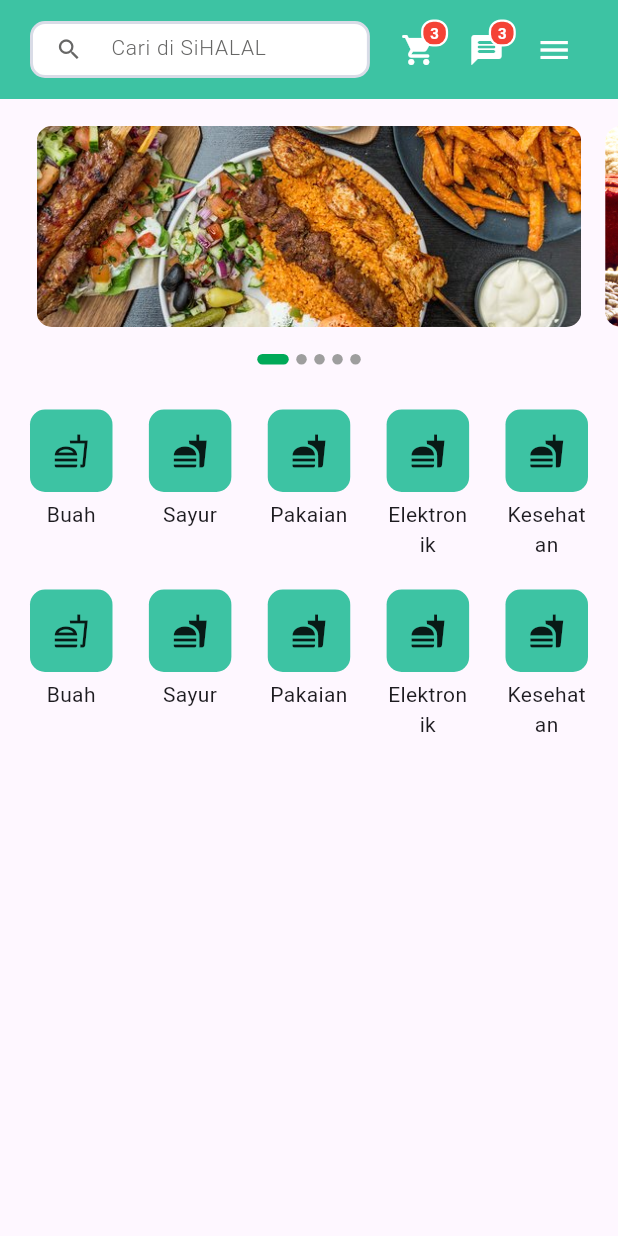
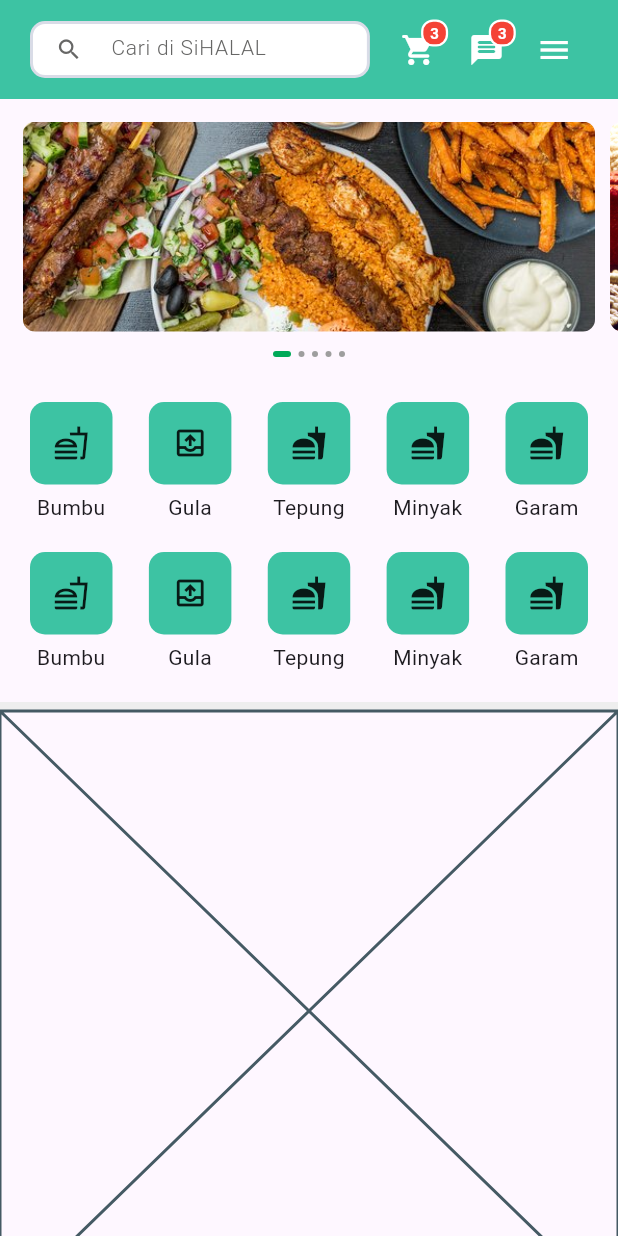
Before and after one commit to sibeux/flutter_mobile, a Flutter app: the screen it shows after launch, on a phone screen of 412 x 824 dp. Run offline on Flutter 3.47's test engine with Material 3 defaults, Android fonts, the light colour scheme and no system bars; drawn by our look-alikes of smooth_page_indicator; our stand-ins replace flutter_riverpod, google_fonts, transparent_image.

Commit message:
Update categories and image slider

```diff
--- a/lib/SiHALAL-ecommerce-app/components/dashboard/categories.dart
+++ b/lib/SiHALAL-ecommerce-app/components/dashboard/categories.dart
@@ -9,23 +9,23 @@ class Categories extends StatelessWidget {
     List<Map<String, dynamic>> categories = [
       {
         'icon': Icons.fastfood_outlined,
-        'title': 'Buah',
+        'title': 'Bumbu',
+      },
+      {
+        'icon': Icons.outbox_outlined,
+        'title': 'Gula',
       },
       {
         'icon': Icons.fastfood,
-        'title': 'Sayur',
+        'title': 'Tepung',
       },
       {
         'icon': Icons.fastfood,
-        'title': 'Pakaian',
+        'title': 'Minyak',
       },
       {
         'icon': Icons.fastfood,
-        'title': 'Elektronik',
-      },
-      {
-        'icon': Icons.fastfood,
-        'title': 'Kesehatan',
+        'title': 'Garam',
       },
     ];
 
--- a/lib/SiHALAL-ecommerce-app/components/dashboard/image_slider_dashboard.dart
+++ b/lib/SiHALAL-ecommerce-app/components/dashboard/image_slider_dashboard.dart
@@ -11,13 +11,18 @@ List<String> assets = [
 
 int currentindex = 0;
 
-final _pageController = PageController(initialPage: 0, viewportFraction: 0.92);
+final _pageController = PageController(initialPage: 0, viewportFraction: 0.95);
 
-class ImageSlider extends StatelessWidget {
+class ImageSlider extends StatefulWidget {
   const ImageSlider({
     super.key,
   });
 
+  @override
+  State<StatefulWidget> createState() => _ImageSliderState();
+}
+
+class _ImageSliderState extends State<ImageSlider> {
   @override
   Widget build(BuildContext context) {
     return Column(
@@ -26,7 +31,7 @@ class ImageSlider extends StatelessWidget {
           height: 150,
           width: MediaQuery.of(context).size.width,
           child: PageView.builder(
-            itemCount: 5,
+            // itemCount: 5,
             physics: const BouncingScrollPhysics(),
             controller: _pageController,
             onPageChanged: (value) {
@@ -34,13 +39,13 @@ class ImageSlider extends StatelessWidget {
             },
             itemBuilder: (context, index) {
               return Container(
-                margin: const EdgeInsets.all(8),
+                margin: const EdgeInsets.all(5),
                 clipBehavior: Clip.antiAlias,
                 decoration: BoxDecoration(
                     //  color: color[index],
-                    borderRadius: BorderRadius.circular(10)),
+                    borderRadius: BorderRadius.circular(8)),
                 child: Image.asset(
-                  assets[index],
+                  assets[index % 5],
                   fit: BoxFit.cover,
                 ),
               );
@@ -48,7 +53,7 @@ class ImageSlider extends StatelessWidget {
           ),
         ),
         const SizedBox(
-          height: 10,
+          height: 8,
         ),
         SmoothPageIndicator(
           controller: _pageController,
@@ -56,8 +61,8 @@ class ImageSlider extends StatelessWidget {
           effect: const ExpandingDotsEffect(
             activeDotColor: Color.fromARGB(255, 0, 169, 88),
             dotColor: Colors.grey,
-            dotHeight: 7,
-            dotWidth: 7,
+            dotHeight: 4,
+            dotWidth: 4,
             spacing: 5,
           ),
         )
--- /dev/null
+++ b/lib/SiHALAL-ecommerce-app/components/little_particle.dart
@@ -0,0 +1,13 @@
+import 'package:flutter/material.dart';
+
+class GreyLined extends StatelessWidget {
+  const GreyLined({super.key});
+
+  @override
+  Widget build(BuildContext context) {
+    return Container(
+      height: 6,
+      color: Colors.grey[200],
+    );
+  }
+}
--- a/lib/SiHALAL-ecommerce-app/screens/dashboard.dart
+++ b/lib/SiHALAL-ecommerce-app/screens/dashboard.dart
@@ -4,6 +4,7 @@ import 'package:flutter/material.dart';
 import 'package:flutter_mobile/SiHALAL-ecommerce-app/components/dashboard/categories.dart';
 import 'package:flutter_mobile/SiHALAL-ecommerce-app/components/dashboard/home_header.dart';
 import 'package:flutter_mobile/SiHALAL-ecommerce-app/components/dashboard/image_slider_dashboard.dart';
+import 'package:flutter_mobile/SiHALAL-ecommerce-app/components/little_particle.dart';
 import 'package:flutter_mobile/SiHALAL-ecommerce-app/main_sihalal_app.dart';
 
 class DashboardScreen extends StatelessWidget {
@@ -13,18 +14,41 @@ class DashboardScreen extends StatelessWidget {
   Widget build(BuildContext context) {
     return const Scaffold(
       body: SafeArea(
+        child: Column(
+          children: [
+            HomeHeader(),
+            Expanded(
               child: SingleChildScrollView(
                 child: Column(
                   children: [
-              HomeHeader(),
                     SizedBox(height: 10),
                     ImageSlider(),
                     SizedBox(height: 30),
                     Categories(),
+                    SizedBox(height: 20),
+                    GreyLined(),
+                    PromoCardPortrait(),
                   ],
                 ),
+              ),
+            ),
+          ],
         ),
       ),
     );
   }
 }
+
+class PromoCardPortrait extends StatefulWidget {
+  const PromoCardPortrait({super.key});
+
+  @override
+  State<PromoCardPortrait> createState() => _PromoCardPortraitState();
+}
+
+class _PromoCardPortraitState extends State<PromoCardPortrait> {
+  @override
+  Widget build(BuildContext context) {
+    return const Placeholder();
+  }
+}
--- a/pubspec.yaml
+++ b/pubspec.yaml
@@ -42,6 +42,7 @@ dependencies:
   transparent_image: ^2.0.1
   flutter_riverpod: ^2.4.9
   smooth_page_indicator: ^1.1.0
+  velocity_x: 4.1.2
 
 dev_dependencies:
   flutter_test:
```
Also changed, not shown: pubspec.lock. Lines whose indentation alone changed are shown as unchanged.
